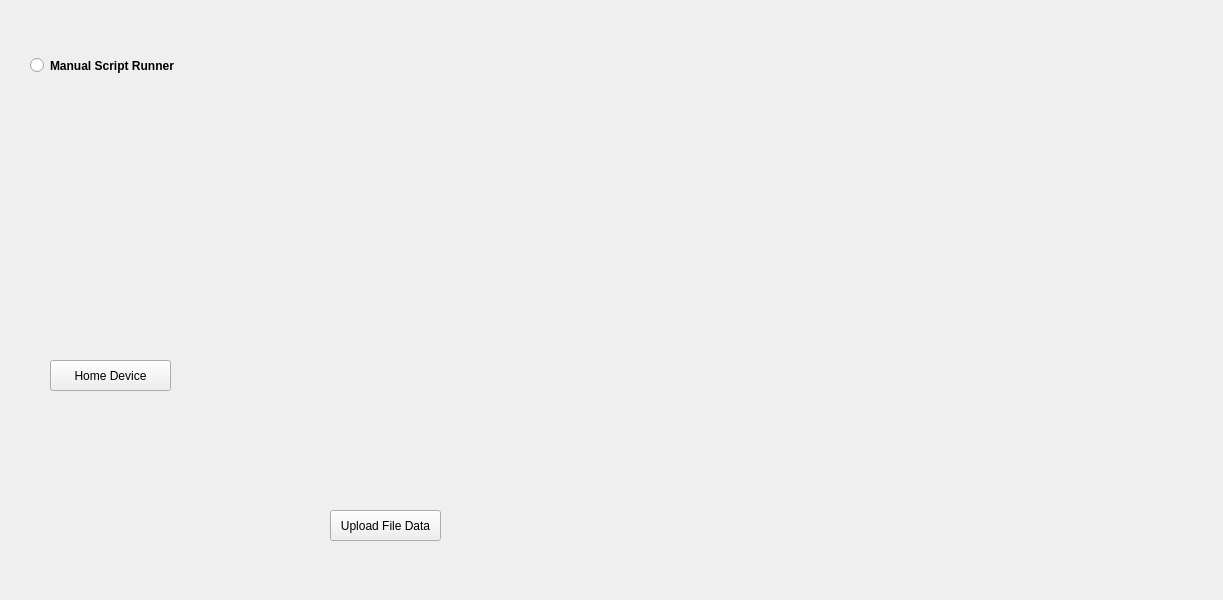
hamzashahid711/AntennaRadiationPatterns, file softwareDesktopGUI/AntennaAnalyzer/AntennaAnalyze.ui: the form before one commit.
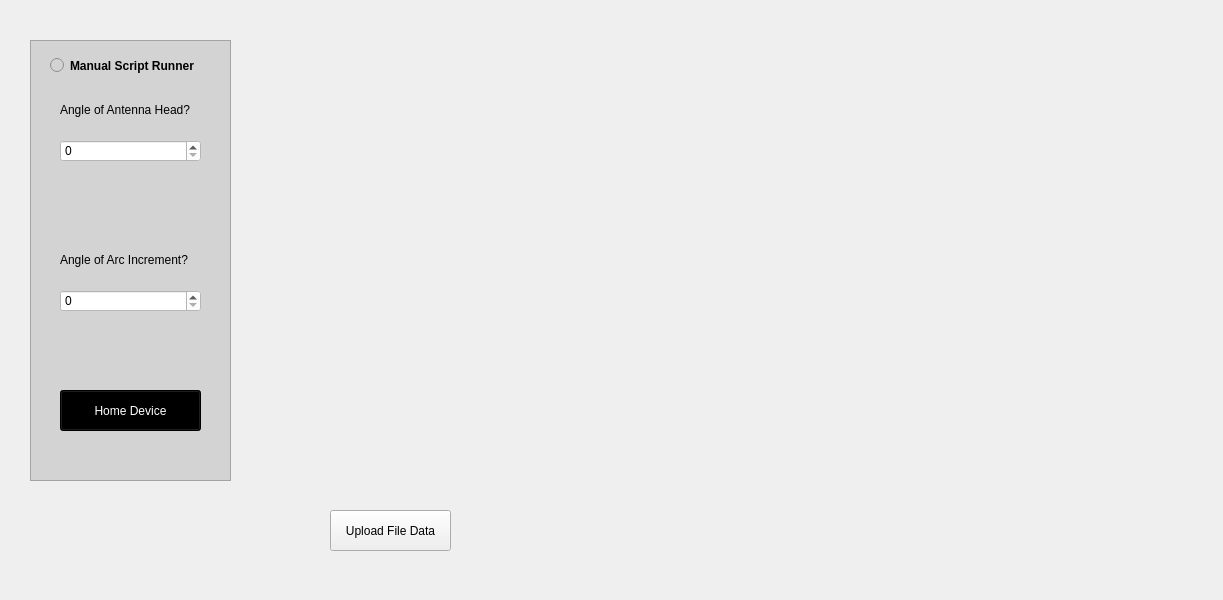
The form after the commit.

Commit message: ui change only do not change main.py, added ui changes for look

```diff
--- a/softwareDesktopGUI/AntennaAnalyzer/AntennaAnalyze.ui
+++ b/softwareDesktopGUI/AntennaAnalyzer/AntennaAnalyze.ui
@@ -16,14 +16,58 @@
   <property name="styleSheet">
    <string notr="true"/>
   </property>
+  <widget class="QPushButton" name="uploadData">
+   <property name="geometry">
+    <rect>
+     <x>330</x>
+     <y>510</y>
+     <width>121</width>
+     <height>41</height>
+    </rect>
+   </property>
+   <property name="text">
+    <string>Upload File Data</string>
+   </property>
+  </widget>
+  <widget class="QFrame" name="manualRunnerContainer">
+   <property name="geometry">
+    <rect>
+     <x>30</x>
+     <y>40</y>
+     <width>201</width>
+     <height>441</height>
+    </rect>
+   </property>
+   <property name="styleSheet">
+    <string notr="true">background-color:rgb(211,211,211)</string>
+   </property>
+   <property name="frameShape">
+    <enum>QFrame::StyledPanel</enum>
+   </property>
+   <property name="frameShadow">
+    <enum>QFrame::Raised</enum>
+   </property>
+   <widget class="QLabel" name="headAngleMan">
+    <property name="geometry">
+     <rect>
+      <x>30</x>
+      <y>60</y>
+      <width>151</width>
+      <height>20</height>
+     </rect>
+    </property>
+    <property name="text">
+     <string>Angle of Antenna Head?</string>
+    </property>
+   </widget>
   <widget class="QRadioButton" name="manualRunner">
    <property name="enabled">
     <bool>true</bool>
    </property>
    <property name="geometry">
     <rect>
-     <x>30</x>
-     <y>50</y>
+      <x>20</x>
+      <y>10</y>
      <width>161</width>
      <height>31</height>
     </rect>
@@ -44,34 +88,61 @@
     <bool>true</bool>
    </property>
   </widget>
+   <widget class="QLabel" name="headAngleMan_2">
+    <property name="geometry">
+     <rect>
+      <x>30</x>
+      <y>210</y>
+      <width>151</width>
+      <height>20</height>
+     </rect>
+    </property>
+    <property name="text">
+     <string>Angle of Arc Increment?</string>
+    </property>
+   </widget>
+   <widget class="QSpinBox" name="spinBox">
+    <property name="geometry">
+     <rect>
+      <x>30</x>
+      <y>250</y>
+      <width>141</width>
+      <height>22</height>
+     </rect>
+    </property>
+    <property name="styleSheet">
+     <string notr="true">background-color:rgb(255,255,255)</string>
+    </property>
+   </widget>
+   <widget class="QSpinBox" name="spinBox_2">
+    <property name="geometry">
+     <rect>
+      <x>30</x>
+      <y>100</y>
+      <width>141</width>
+      <height>22</height>
+     </rect>
+    </property>
+    <property name="styleSheet">
+     <string notr="true">background-color:rgb(255,255,255)</string>
+    </property>
+   </widget>
   <widget class="QPushButton" name="homeDevice">
    <property name="geometry">
     <rect>
-     <x>50</x>
-     <y>360</y>
-     <width>121</width>
-     <height>31</height>
+      <x>30</x>
+      <y>350</y>
+      <width>141</width>
+      <height>41</height>
     </rect>
    </property>
    <property name="styleSheet">
-    <string notr="true"> homeDevice = {background-color: Black; color: white }</string>
+     <string notr="true">QPushButton {background-color: black; color: white;}</string>
    </property>
    <property name="text">
     <string>Home Device</string>
    </property>
   </widget>
-  <widget class="QPushButton" name="uploadData">
-   <property name="geometry">
-    <rect>
-     <x>330</x>
-     <y>510</y>
-     <width>111</width>
-     <height>31</height>
-    </rect>
-   </property>
-   <property name="text">
-    <string>Upload File Data</string>
-   </property>
   </widget>
  </widget>
  <resources/>
```
Lines whose indentation alone changed are shown as unchanged. The commit also changes 1 other file.
